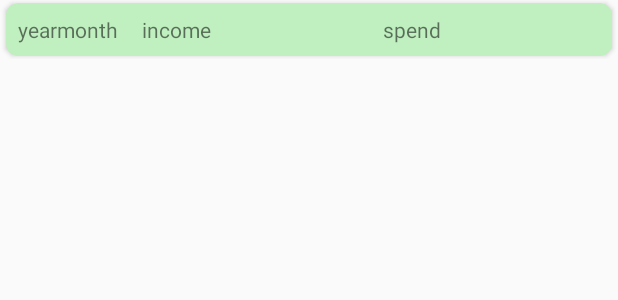
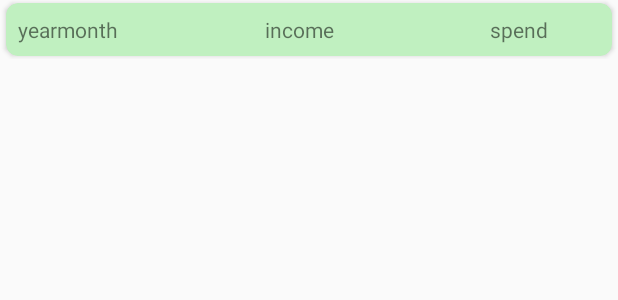
Before and after one commit to watering95/MoneyRecord, an Android app: the layout card_book_statistics.xml on its own in the app's theme, with its tools: preview values and no code run, on a phone screen of 412 x 824 dp. Shown: the top 300 px of the screen. Run offline under Robolectric (Android 15) with nearby library versions, the phone set to English and light mode, and no system bars.

Commit message:
version 1.23 Add FragmentBookStatistics

```diff
--- a/app/build.gradle
+++ b/app/build.gradle
@@ -14,8 +14,8 @@ android {
         applicationId "com.watering.moneyrecord"
         minSdkVersion 24
         targetSdkVersion 28
-        versionCode 22
-        versionName "1.22"
+        versionCode 24
+        versionName "1.24"
         testInstrumentationRunner "androidx.test.runner.AndroidJUnitRunner"
     }
     buildTypes {
--- a/app/src/main/java/com/watering/moneyrecord/daos/DaoIOKRW.kt
+++ b/app/src/main/java/com/watering/moneyrecord/daos/DaoIOKRW.kt
@@ -3,6 +3,7 @@ package com.watering.moneyrecord.daos
 import androidx.lifecycle.LiveData
 import androidx.room.*
 import com.watering.moneyrecord.entities.IOKRW
+import com.watering.moneyrecord.entities.StatisticsMonthly
 
 @Dao
 interface DaoIOKRW {
@@ -42,6 +43,9 @@ interface DaoIOKRW {
     @Query("SELECT SUM(spend_cash) FROM tbl_Info_IO WHERE id_account = :id_account AND date <= :date")
     fun sumOfSpendCash(id_account: Int?, date: String?): LiveData<Int>
 
+    @Query("SELECT substr(date, 1, 7) AS date, sum(income) AS income, sum(spend_cash) + sum(spend_card) AS spend FROM tbl_Info_IO GROUP BY substr(date, 1, 7)")
+    fun sumOfMonthly(): LiveData<List<StatisticsMonthly>>
+
 
     @Insert
     fun insert(io: IOKRW)
--- a/app/src/main/java/com/watering/moneyrecord/model/AppRepository.kt
+++ b/app/src/main/java/com/watering/moneyrecord/model/AppRepository.kt
@@ -132,6 +132,7 @@ class AppRepository(val application: Application, private val scope: CoroutineSc
 
     fun sumOfIncome(startDate: String?, endDate: String?) = daoIOKRW.sumOfIncome(startDate, endDate)
     fun sumOfSpend(startDate: String?, endDate: String?) = daoIOKRW.sumOfSpend(startDate, endDate)
+    fun sumOfMonthlyStatistics() = daoIOKRW.sumOfMonthly()
 
     fun sumOfEvaluation(group: Int?, date: String) = daoDairyTotal.getSumOfEvaluation(group, date)
     fun sumOfEvaluation(date: String) = daoDairyTotal.getSumOfEvaluation(date)
--- a/app/src/main/java/com/watering/moneyrecord/view/RecyclerViewAdapterBookStatistics.kt
+++ b/app/src/main/java/com/watering/moneyrecord/view/RecyclerViewAdapterBookStatistics.kt
@@ -30,12 +30,12 @@ class RecyclerViewAdapterBookStatistics(val lists:List<StatisticsMonthly>, priva
     class ViewHolder(val view: View) : RecyclerView.ViewHolder(view) {
         private var yearMonth: TextView = view.findViewById(R.id.text_yearmonth_card_book_statistics)
         private var income: TextView = view.findViewById(R.id.text_income_card_book_statistics)
-        private var spend: TextView = view.findViewById(R.id.text_income_card_book_statistics)
+        private var spend: TextView = view.findViewById(R.id.text_spend_card_book_statistics)
 
         fun bind(statistics: StatisticsMonthly, position: Int, clickListener: (Int) -> Unit) {
             val df = DecimalFormat("#,###")
 
-            yearMonth.text = "${statistics.year}.${statistics.month}"
+            yearMonth.text = statistics.date
             income.text = df.format(statistics.income)
             spend.text = df.format(statistics.spend)
             view.setOnClickListener { clickListener(position) }
--- a/app/src/main/java/com/watering/moneyrecord/viewmodel/ViewModelApp.kt
+++ b/app/src/main/java/com/watering/moneyrecord/viewmodel/ViewModelApp.kt
@@ -420,6 +420,7 @@ open class ViewModelApp(application: Application) : AndroidViewModel(application
 
     fun sumOfIncome(startDate: String, endDate: String) = repository.sumOfIncome(startDate, endDate)
     fun sumOfSpend(startDate: String, endDate: String) = repository.sumOfSpend(startDate, endDate)
+    fun sumOfMonthlyStatistics() = repository.sumOfMonthlyStatistics()
 
     fun sumOfEvaluation(date: String) = if(currentGroupId!! > 0) repository.sumOfEvaluation(currentGroupId, date) else repository.sumOfEvaluation(date)
 
--- a/app/src/main/res/layout/card_book_statistics.xml
+++ b/app/src/main/res/layout/card_book_statistics.xml
@@ -34,19 +34,23 @@
 
             <TextView
                     android:id="@+id/text_income_card_book_statistics"
-                    android:layout_width="wrap_content"
+                    android:layout_width="120dp"
                     android:layout_height="wrap_content"
-                    android:layout_marginStart="16dp"
+                    android:layout_marginStart="24dp"
                     android:text="income"
+                    android:textAlignment="textEnd"
                     card_view:layout_constraintBottom_toBottomOf="@+id/text_yearmonth_card_book_statistics"
                     card_view:layout_constraintStart_toEndOf="@+id/text_yearmonth_card_book_statistics"
                     card_view:layout_constraintTop_toTopOf="@+id/text_yearmonth_card_book_statistics" />
 
             <TextView
                     android:id="@+id/text_spend_card_book_statistics"
-                    android:layout_width="wrap_content"
+                    android:layout_width="100dp"
                     android:layout_height="wrap_content"
+                    android:layout_marginStart="16dp"
+                    android:layout_marginEnd="16dp"
                     android:text="spend"
+                    android:textAlignment="textEnd"
                     card_view:layout_constraintBottom_toBottomOf="@+id/text_income_card_book_statistics"
                     card_view:layout_constraintEnd_toEndOf="parent"
                     card_view:layout_constraintStart_toEndOf="@+id/text_income_card_book_statistics"
```
Also changed, not shown: app/src/main/java/com/watering/moneyrecord/entities/StatisticsMonthly.kt (+8 -4 lines), app/src/main/java/com/watering/moneyrecord/fragments/FragmentBookStatistics.kt (+5 -3 lines), app/src/main/res/layout/fragment_book_statistics.xml (+4 -3 lines), 1 other file.
